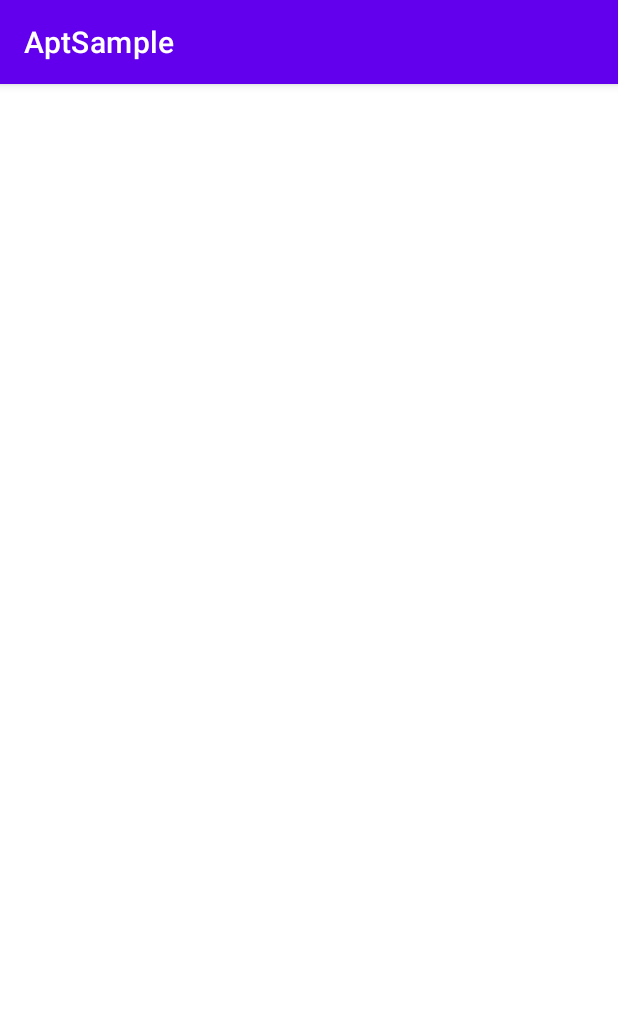
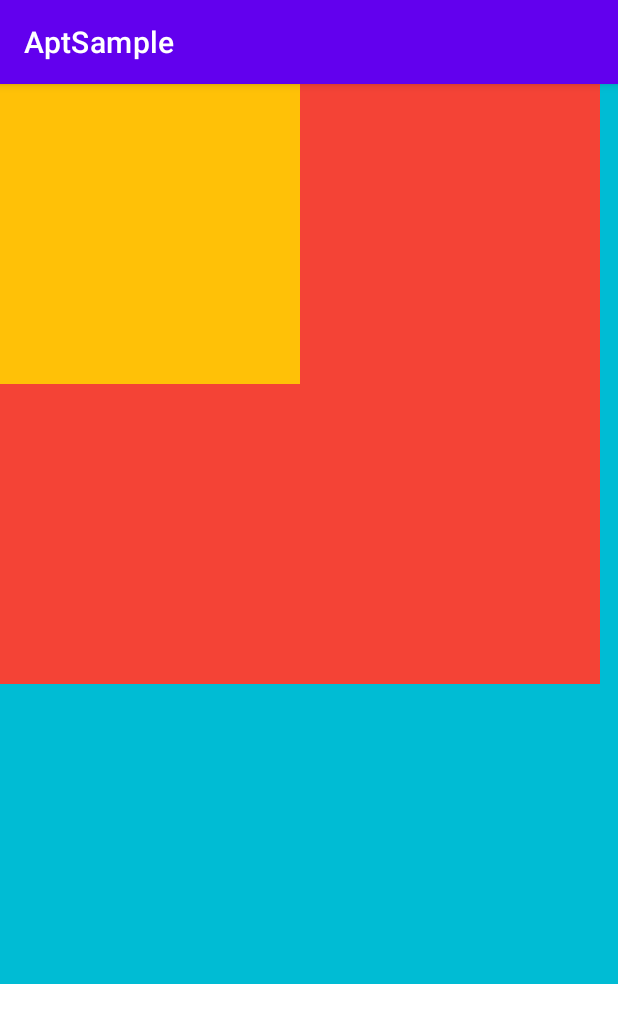
Before and after one commit to meablelee2013/Alex_Android_Sample, an Android app: the screen it shows after launch (MainActivity), on a phone screen of 412 x 824 dp. Shown: the top 1023 px of the screen. Run offline under Robolectric (Android 15) with nearby library versions, the phone set to English and light mode, and no system bars.

Commit message:
feat: view dispatch

```diff
--- a/app/src/main/AndroidManifest.xml
+++ b/app/src/main/AndroidManifest.xml
@@ -16,7 +16,8 @@
         <activity
             android:name=".MainActivity"
             android:exported="true"
-            android:label="@string/app_name">
+            android:label="@string/app_name"
+            android:screenOrientation="portrait">
             <intent-filter>
                 <action android:name="android.intent.action.MAIN" />
 
--- a/app/src/main/res/layout/activity_main.xml
+++ b/app/src/main/res/layout/activity_main.xml
@@ -1,28 +1,20 @@
 <?xml version="1.0" encoding="utf-8"?>
-<androidx.appcompat.widget.LinearLayoutCompat xmlns:android="http://schemas.android.com/apk/res/android"
+<LinearLayout xmlns:android="http://schemas.android.com/apk/res/android"
     xmlns:tools="http://schemas.android.com/tools"
-    android:layout_width="match_parent"
-    android:layout_height="match_parent"
-    android:orientation="vertical"
-    tools:context=".ui.dashboard.DashboardFragment">
+    android:layout_width="600dp"
+    android:layout_height="600dp"
+    android:background="#00BCD4"
+    android:orientation="vertical">
 
-    <TextView
-        android:id="@+id/text_dashboard"
-        android:layout_width="match_parent"
-        android:layout_height="wrap_content"
-        android:layout_marginStart="8dp"
-        android:layout_marginTop="8dp"
-        android:layout_marginEnd="8dp"
-        android:textAlignment="center"
-        android:textSize="20sp" />
+    <com.oriente.aptsample.MyGroup
+        android:layout_width="400dp"
+        android:layout_height="400dp"
+        android:background="#F44336">
 
-    <TextView
-        android:id="@+id/text2"
-        android:layout_width="match_parent"
-        android:layout_height="wrap_content"
-        android:layout_marginStart="8dp"
-        android:layout_marginTop="8dp"
-        android:layout_marginEnd="8dp"
-        android:textAlignment="center"
-        android:textSize="20sp" />
-</androidx.appcompat.widget.LinearLayoutCompat>
+        <com.oriente.aptsample.MyView
+            android:layout_width="200dp"
+            android:layout_height="200dp"
+            android:background="#FFC107" />
+    </com.oriente.aptsample.MyGroup>
+
+</LinearLayout>
```
Also changed, not shown: app/src/main/java/com/oriente/aptsample/MainActivity.java (+25 -4 lines), app/src/main/java/com/oriente/aptsample/MyGroup.java (added, +47 -0 lines), app/src/main/java/com/oriente/aptsample/MyView.java (added, +42 -0 lines).
